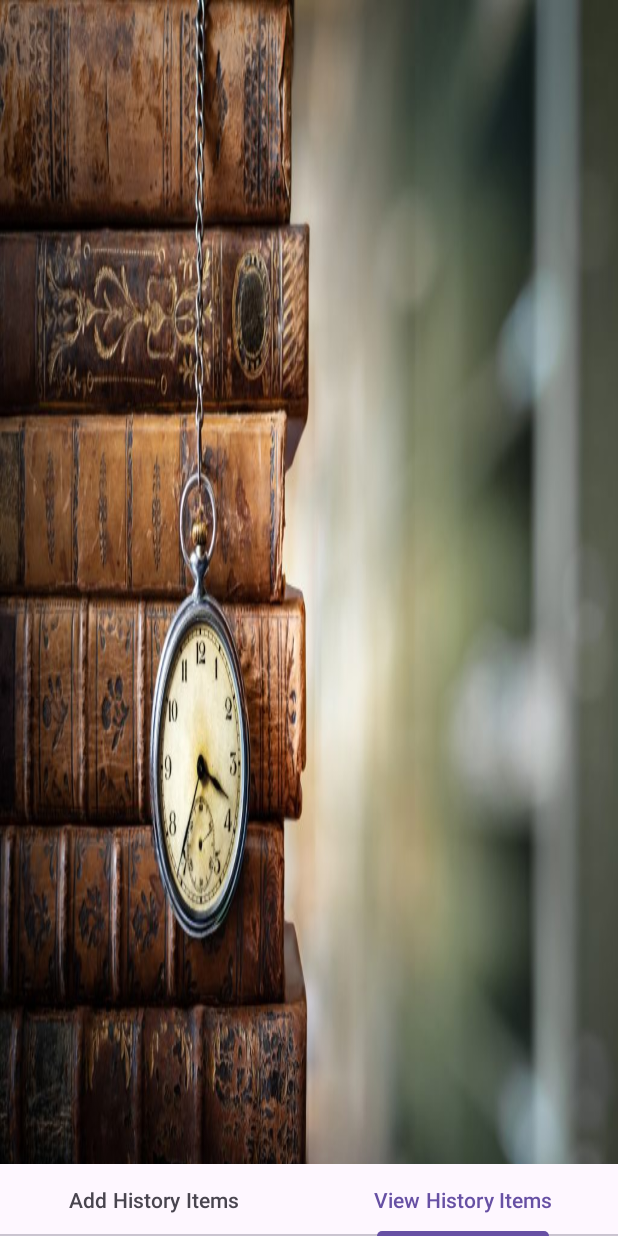
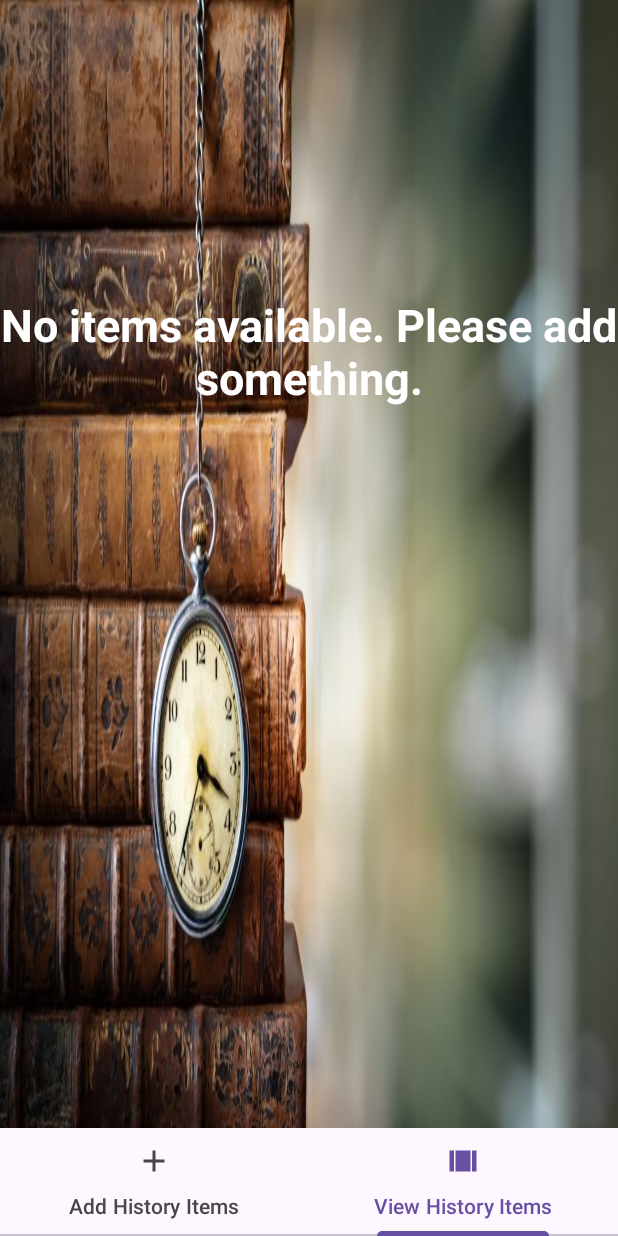
Before and after one commit to shreyagr309/MemoryPalaceApp, an Android app: the HistoryRoomActivity screen opened directly, with no data from a screen before it, item 2 of the bottom bar chosen, on a phone screen of 412 x 824 dp. Run offline under Robolectric (Android 15) with nearby library versions, the phone set to English and light mode, and no system bars; our stand-ins replace Picasso, Room's generated code, data binding; libraries missing offline, so code that uses them is left out: com.github.drjacky.imagepicker; 1 statement that could not run was skipped.

Commit message:
Updated HistoryItemsButtonCLickHandlers and ViewHistoryItemsFragment
Added the icons for the Tabs, also added the text, if the ViewHistoryItems is empty, and removed it if it's not. Also, for the date, add -1 to the current month and add +1 to the selected month

```diff
--- a/app/src/main/java/com/example/memorypalaceapp/ui/history/HistoryItemsButtonClickHandlers.java
+++ b/app/src/main/java/com/example/memorypalaceapp/ui/history/HistoryItemsButtonClickHandlers.java
@@ -128,7 +128,7 @@ public class HistoryItemsButtonClickHandlers extends BaseObservable {
             Context context = view.getContext();
             Calendar calendar = Calendar.getInstance();
             int year = calendar.get(Calendar.YEAR);
-            int month = calendar.get(Calendar.MONTH);
+            int month = calendar.get(Calendar.MONTH)-1;
             int day = calendar.get(Calendar.DAY_OF_MONTH);
             DatePickerDialog datePickerDialog = new DatePickerDialog(context, new DatePickerDialog.OnDateSetListener() {
                 @Override
--- a/app/src/main/java/com/example/memorypalaceapp/ui/history/HistoryRoomActivity.java
+++ b/app/src/main/java/com/example/memorypalaceapp/ui/history/HistoryRoomActivity.java
@@ -48,9 +48,11 @@ public class HistoryRoomActivity extends AppCompatActivity    {
                     case 0:
                         //tab.setText("Fragment 1");
                         tab.setText("Add History Items");
+                        tab.setIcon(R.drawable.baseline_add_24);
                         break;
                     case 1:
                         tab.setText("View History Items");
+                        tab.setIcon(R.drawable.baseline_view_array_24);
                         break;
 //                    case 2:
 //                        tab.setText("Tab 3");
--- a/app/src/main/java/com/example/memorypalaceapp/ui/history/RecyclerViewAdapter.java
+++ b/app/src/main/java/com/example/memorypalaceapp/ui/history/RecyclerViewAdapter.java
@@ -1,8 +1,10 @@
 package com.example.memorypalaceapp.ui.history;
 import android.annotation.SuppressLint;
 import android.content.Intent;
+import android.graphics.drawable.Drawable;
 import android.net.Uri;
 import android.view.LayoutInflater;
+import android.view.MotionEvent;
 import android.view.View;
 import android.view.ViewGroup;
 
@@ -24,6 +26,9 @@ public class RecyclerViewAdapter extends RecyclerView.Adapter<RecyclerViewAdapte
     private ActivityResultLauncher<Intent> launcher;
     private ItemClickListener itemClickListener;
     ArrayList<HistoryItems> historyItems;
+    private Drawable icon_name;
+    private Drawable icon_image;
+
     private HistoryListItemBinding historyListItemBinding;
     @SuppressLint("NotifyDataSetChanged")
     public RecyclerViewAdapter()
@@ -35,10 +40,6 @@ public class RecyclerViewAdapter extends RecyclerView.Adapter<RecyclerViewAdapte
     public void setItemClickListener(ItemClickListener itemClickListener){
         this.itemClickListener=itemClickListener;
     }
-
-
-
-
 
     @NonNull
     @Override
@@ -57,6 +58,10 @@ public class RecyclerViewAdapter extends RecyclerView.Adapter<RecyclerViewAdapte
      HistoryItems currentHistoryItem=historyItems.get(position);
      holder.historyListItemBinding.setHistoryitems(currentHistoryItem);
 
+        //Setting up the icons
+        // Set the icon programmatically
+     // icon_name = holder.itemView.getContext().getResources().getDrawable(R.drawable.baseline_add_box_24);
+      //holder.historyListItemBinding.textViewName.setCompoundDrawablesWithIntrinsicBounds(icon_name, null, null, null);
 
      //holder.historyListItemBinding.executePendingBindings();
     }
@@ -103,7 +108,4 @@ public class RecyclerViewAdapter extends RecyclerView.Adapter<RecyclerViewAdapte
 
 
 
-
-
-
 }
--- a/app/src/main/java/com/example/memorypalaceapp/ui/history/ViewHistoryItemsFragment.java
+++ b/app/src/main/java/com/example/memorypalaceapp/ui/history/ViewHistoryItemsFragment.java
@@ -123,8 +123,13 @@ public class ViewHistoryItemsFragment extends Fragment implements ItemClickListe
             @Override
             public void onChanged(List<HistoryItems> historyItems) {
                 historyItemsArrayList.clear();
-                historyItemsArrayList.addAll(historyItems);
-                recyclerViewAdapter.notifyDataSetChanged();
+
+                if (historyItems.isEmpty()) {
+                    fragmentViewHistoryItemsBinding.emptyView.setVisibility(View.VISIBLE);
+                } else {
+                    fragmentViewHistoryItemsBinding.emptyView.setVisibility(View.GONE);
+                    historyItemsArrayList.addAll(historyItems);
+                    recyclerViewAdapter.notifyDataSetChanged();
 
 //                for(HistoryItems hi:historyItems){
 //
@@ -132,6 +137,7 @@ public class ViewHistoryItemsFragment extends Fragment implements ItemClickListe
 //                    historyItemsArrayList.add(hi);
 //                }
 //                recyclerViewAdapter.notifyDataSetChanged();
+                }
             }
         });
 
@@ -160,11 +166,9 @@ public class ViewHistoryItemsFragment extends Fragment implements ItemClickListe
 
 
     }
-
     //onClick method of the Interface ItemClickListener
     @Override
     public void onCLick(View v, int position) {
-
         if (v.getId() == R.id.textViewName) {
             updateName(position);
 
@@ -172,23 +176,17 @@ public class ViewHistoryItemsFragment extends Fragment implements ItemClickListe
         {
             updateDescription(position);
         }
-
         else if(v.getId()==R.id.imageView){
             currentImageUpdatePosition = position;
             updateImage();
         }
-
         else if(v.getId()==R.id.textViewDate)
         {
             int currentPos=historyItemsArrayList.get(position).getId();
             String currentDate= historyItemsArrayList.get(position).getDate();
-
             updateDate(v,currentPos,currentDate);
-
-
         }
     }
-
     private void updateDate(View view, int currentpos, String currentDate)
     {
         Context context=view.getContext();
@@ -206,7 +204,6 @@ public class ViewHistoryItemsFragment extends Fragment implements ItemClickListe
         },year,month,day );
         datePickerDialog.show();
     }
-
 private void updateName(int position)
 {
     int itemIdName= historyItemsArrayList.get(position).getId();
--- /dev/null
+++ b/app/src/main/res/drawable/baseline_add_24.xml
@@ -0,0 +1,5 @@
+<vector xmlns:android="http://schemas.android.com/apk/res/android" android:height="24dp" android:tint="#060926" android:viewportHeight="24" android:viewportWidth="24" android:width="24dp">
+
+    <path android:fillColor="@android:color/white" android:pathData="M19,13h-6v6h-2v-6H5v-2h6V5h2v6h6v2z"/>
+
+</vector>
--- a/app/src/main/res/drawable/baseline_add_a_photo_24.xml
+++ b/app/src/main/res/drawable/baseline_add_a_photo_24.xml
@@ -1,5 +1,5 @@
-<vector android:height="24dp" android:tint="#19385C"
-    android:viewportHeight="24" android:viewportWidth="24"
-    android:width="24dp" xmlns:android="http://schemas.android.com/apk/res/android">
+<vector xmlns:android="http://schemas.android.com/apk/res/android" android:height="24dp" android:tint="#110626" android:viewportHeight="24" android:viewportWidth="24" android:width="24dp">
+
     <path android:fillColor="@android:color/white" android:pathData="M3,4V1h2v3h3v2H5v3H3V6H0V4H3zM6,10V7h3V4h7l1.83,2H21c1.1,0 2,0.9 2,2v12c0,1.1 -0.9,2 -2,2H5c-1.1,0 -2,-0.9 -2,-2V10H6zM13,19c2.76,0 5,-2.24 5,-5s-2.24,-5 -5,-5s-5,2.24 -5,5S10.24,19 13,19zM9.8,14c0,1.77 1.43,3.2 3.2,3.2s3.2,-1.43 3.2,-3.2s-1.43,-3.2 -3.2,-3.2S9.8,12.23 9.8,14z"/>
+
 </vector>
--- /dev/null
+++ b/app/src/main/res/drawable/baseline_add_box_24.xml
@@ -0,0 +1,5 @@
+<vector xmlns:android="http://schemas.android.com/apk/res/android" android:height="24dp" android:tint="#061C26" android:viewportHeight="24" android:viewportWidth="24" android:width="24dp">
+
+    <path android:fillColor="@android:color/white" android:pathData="M19,3L5,3c-1.11,0 -2,0.9 -2,2v14c0,1.1 0.89,2 2,2h14c1.1,0 2,-0.9 2,-2L21,5c0,-1.1 -0.9,-2 -2,-2zM17,13h-4v4h-2v-4L7,13v-2h4L11,7h2v4h4v2z"/>
+
+</vector>
--- /dev/null
+++ b/app/src/main/res/drawable/baseline_view_array_24.xml
@@ -0,0 +1,5 @@
+<vector xmlns:android="http://schemas.android.com/apk/res/android" android:height="24dp" android:tint="#1A0626" android:viewportHeight="24" android:viewportWidth="24" android:width="24dp">
+
+    <path android:fillColor="@android:color/white" android:pathData="M21,5h-3v14h3V5zM17,5H7v14h10V5zM6,5H3v14h3V5z"/>
+
+</vector>
--- a/app/src/main/res/layout/fragment_view_history_items.xml
+++ b/app/src/main/res/layout/fragment_view_history_items.xml
@@ -2,10 +2,30 @@
 <layout xmlns:app="http://schemas.android.com/apk/res-auto"
     xmlns:tools="http://schemas.android.com/tools"
     xmlns:android="http://schemas.android.com/apk/res/android">
+
+
+
+
 <androidx.constraintlayout.widget.ConstraintLayout
     android:layout_width="match_parent"
     android:layout_height="match_parent"
     tools:context=".ui.history.ViewHistoryItemsFragment">
+
+    <TextView
+        android:id="@+id/empty_view"
+        android:layout_width="wrap_content"
+        android:layout_height="wrap_content"
+        android:gravity="center"
+        android:textStyle="bold"
+        android:textColor="@color/white"
+        android:textSize="30sp"
+        android:layout_marginTop="196dp"
+        android:text="No items available. Please add something."
+        app:layout_constraintEnd_toEndOf="parent"
+        android:visibility="gone"
+        app:layout_constraintStart_toStartOf="parent"
+        app:layout_constraintTop_toTopOf="@+id/recyclerView" />
+
     <androidx.recyclerview.widget.RecyclerView
         android:id="@+id/recyclerView"
         android:layout_width="0dp"
--- a/app/src/main/res/layout/history_list_item.xml
+++ b/app/src/main/res/layout/history_list_item.xml
@@ -24,6 +24,7 @@
             android:id="@+id/textViewName"
             android:layout_width="0sp"
             android:layout_height="wrap_content"
+
             android:text="@{historyitems.name}"
             android:textSize="32sp"
             app:layout_constraintEnd_toEndOf="parent"
@@ -39,8 +40,6 @@
             app:layout_constraintEnd_toEndOf="parent"
             app:layout_constraintStart_toStartOf="parent"
             app:layout_constraintTop_toBottomOf="@+id/textViewName"/>
-
-
         <TextView
             android:id="@+id/textViewDate"
             android:layout_width="0sp"
```
Also changed, not shown: app/src/main/res/layout/fragment_add_history_items.xml (+8 -8 lines).
